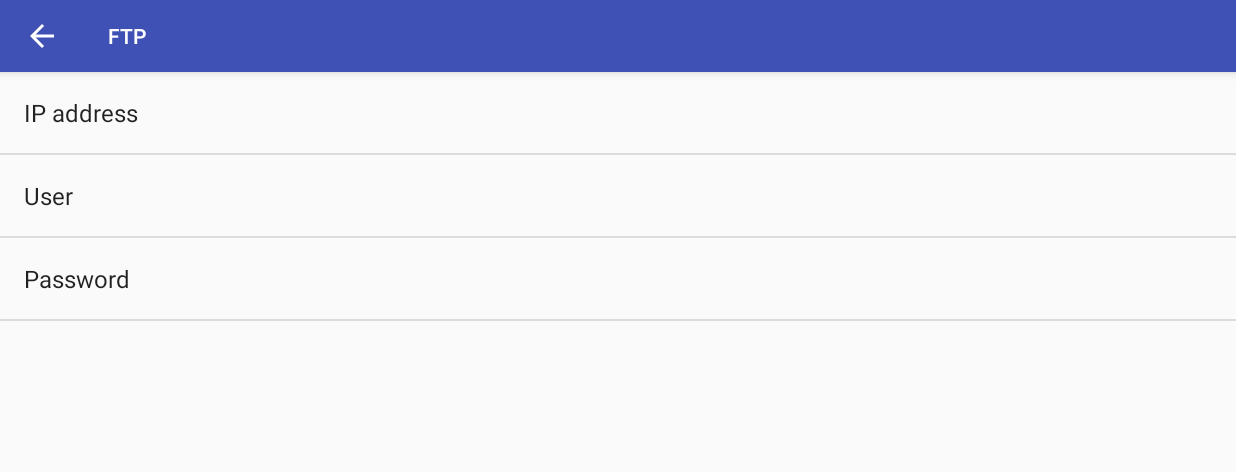
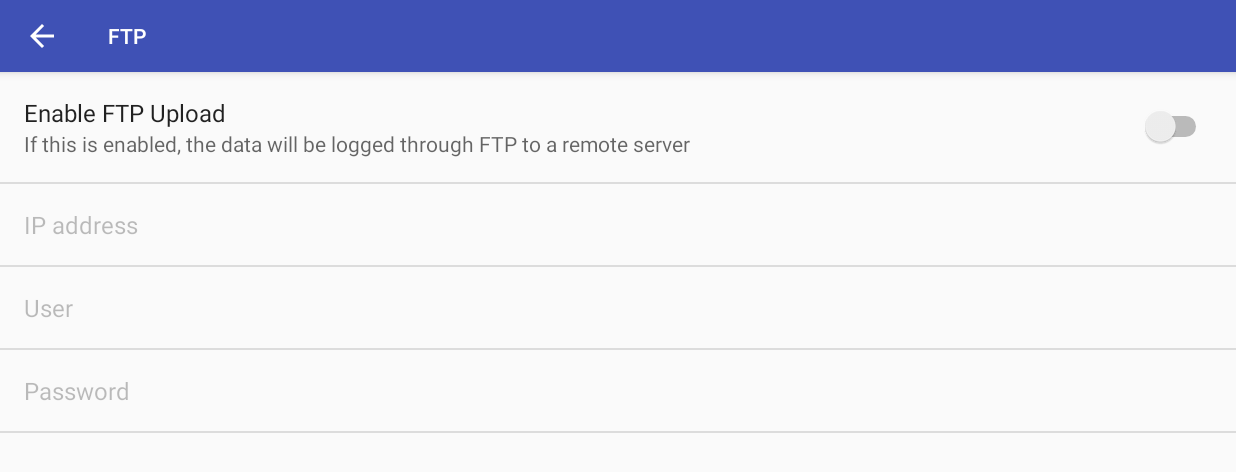
Before and after one commit to francescogabbrielli/sensor-logger, an Android app: the SettingsActivity screen opened directly, with no data from a screen before it, after a tap on "FTP", on a phone screen of 824 x 412 dp (held sideways). Shown: the top 472 px of the screen. Run offline under Robolectric (Android 15) with nearby library versions, the phone set to English and light mode, and no system bars; pictures from the network do not load.

Commit message:
Permissions - implemented better checking - made all optional in preferences

```diff
--- a/app/build.gradle
+++ b/app/build.gradle
@@ -7,8 +7,8 @@ android {
         applicationId "it.francescogabbrielli.apps.sensorlogger"
         minSdkVersion 11
         targetSdkVersion 25
-        versionCode 3
-        versionName "0.2.1"
+        versionCode 5
+        versionName "0.2.3"
         testInstrumentationRunner "android.support.test.runner.AndroidJUnitRunner"
     }
     buildTypes {
--- a/app/src/main/java/it/francescogabbrielli/apps/sensorlogger/SettingsActivity.java
+++ b/app/src/main/java/it/francescogabbrielli/apps/sensorlogger/SettingsActivity.java
@@ -24,6 +24,7 @@ import android.util.Log;
 import android.view.MenuItem;
 
 import java.util.List;
+import java.util.Properties;
 
 /**
  * A {@link PreferenceActivity} that presents a set of application settings. On
@@ -118,6 +119,15 @@ public class SettingsActivity extends AppCompatPreferenceActivity {
      * @see #sBindPreferenceSummaryToValueListener
      */
     private static void bindPreferenceSummaryToValue(Preference preference) {
+
+        String def = defaults.getProperty(preference.getKey());
+
+        // set defaults!
+        if (def!=null)
+            PreferenceManager.getDefaultSharedPreferences(preference.getContext())
+                    .edit().putString(preference.getKey(), def).commit();
+
+
         // Set the listener to watch for value changes.
         preference.setOnPreferenceChangeListener(sBindPreferenceSummaryToValueListener);
 
@@ -126,13 +136,22 @@ public class SettingsActivity extends AppCompatPreferenceActivity {
         sBindPreferenceSummaryToValueListener.onPreferenceChange(preference,
                 PreferenceManager
                         .getDefaultSharedPreferences(preference.getContext())
-                        .getString(preference.getKey(), ""));
+                        .getString(preference.getKey(), def!=null?def:""));
     }
+
+    private static Properties defaults;
 
     @Override
     protected void onCreate(Bundle savedInstanceState) {
         super.onCreate(savedInstanceState);
         setupActionBar();
+        defaults = new Properties();
+        try{
+            defaults.load(getAssets().open("defaults.properties"));
+            Log.d("Settings", "Defaults loaded: "+defaults.toString());
+        } catch (Exception e) {
+            Log.e("Settings", "Error loading defaults", e);
+        }
     }
 
     /**
@@ -164,7 +183,7 @@ public class SettingsActivity extends AppCompatPreferenceActivity {
     }
 
     /**
-     * This method stops fragment injection in malicious applications.
+     * Th-is method stops fragment injection in malicious applications.
      * Make sure to deny any unknown fragments here.
      */
     protected boolean isValidFragment(String fragmentName) {
@@ -224,7 +243,7 @@ public class SettingsActivity extends AppCompatPreferenceActivity {
             PreferenceScreen screen = getPreferenceManager().createPreferenceScreen(getActivity());
             screen.setOrderingAsAdded(true);
 
-            List<Sensor> sensors = Util.getSensors((SensorManager) getActivity().getSystemService(SENSOR_SERVICE));
+            List<Sensor> sensors = Util.getSensors(getActivity());
             for (Sensor s : sensors) {
                 CheckBoxPreference p = new CheckBoxPreference(getActivity());
                 p.setTitle(Util.getSensorName(s));
--- a/app/src/main/res/values/strings.xml
+++ b/app/src/main/res/values/strings.xml
@@ -8,7 +8,9 @@
 
     <!-- Settings -> FTP -->
     <string name="pref_ftp_header">FTP</string>
-    <string name="pref_ftp_title">FTP Server</string>
+
+    <string name="pref_ftp_title">Enable FTP Upload</string>
+    <string name="pref_ftp_description">If this is enabled, the data will be logged through FTP to a remote server</string>
     <string name="pref_ftp_address_title">IP address</string>
     <string name="pref_ftp_user_title">User</string>
     <string name="pref_ftp_pw_title">Password</string>
@@ -69,12 +71,18 @@
     <string name="pref_logging_time_title">Log time</string>
     <string name="pref_logging_time_description">Print time in the first column of the output file</string>
 
+    <string name="pref_logging_timestamp_title">Filename timestamp</string>
+    <string name="pref_logging_timestamp_description">Append timestamp to the output filename (if any)</string>
+
+    <string name="pref_logging_save_title">Save data to a local file</string>
+    <string name="pref_logging_save_description">If this is enabled, the data will be saved in the local filesystem</string>
+
     <!-- Settings -> Sensors -->
     <string name="pref_sensors_header">Sensors</string>
     <string name="pref_sensors_title_sync_frequency">Sync frequency</string>
 
-    <!-- Settings -> Video Capture -->
-    <string name="pref_capture_header">Video Capture</string>
+    <!-- Settings -> Frame Capture -->
+    <string name="pref_capture_header">Frame Capture</string>
 
     <string name="pref_capture_camera_title">Camera</string>
     <string name="pref_capture_camera_description">Capture frames from the main camera present on the device</string>
@@ -82,7 +90,8 @@
     <string name="pref_capture_screen_title">Screen</string>
     <string name="pref_capture_screen_description">Capture device\'s screen</string>
 
+    <string name="pref_capture_sound_title">Play sound</string>
+    <string name="pref_capture_sound_description">Play a shutter-like sound whenever a frame is captured</string>
 
-
-    <string name="pref_title_vibrate">Vibrate</string>
+    <string name="alert_permission_denied">WARNING! Denying the permission will set this preference back to its default</string>
 </resources>
--- a/app/src/main/res/xml/pref_capture.xml
+++ b/app/src/main/res/xml/pref_capture.xml
@@ -15,4 +15,10 @@
         android:title="@string/pref_capture_screen_title"
         android:summary="@string/pref_capture_screen_description"/>
 
+    <SwitchPreference
+        android:key="pref_capture_sound"
+        android:defaultValue="false"
+        android:title="@string/pref_capture_sound_title"
+        android:summary="@string/pref_capture_sound_description"/>
+
 </PreferenceScreen>
--- a/app/src/main/res/xml/pref_ftp.xml
+++ b/app/src/main/res/xml/pref_ftp.xml
@@ -1,20 +1,30 @@
 <?xml version="1.0" encoding="utf-8"?>
 <PreferenceScreen xmlns:android="http://schemas.android.com/apk/res/android">
 
+    <SwitchPreference
+        android:key="pref_ftp"
+        android:title="@string/pref_ftp_title"
+        android:summary="@string/pref_ftp_description"
+        android:defaultValue="false"
+        />
+
     <EditTextPreference
-        android:inputType="number|numberDecimal"
+        android:dependency="pref_ftp"
+        android:key="pref_ftp_address"
+        android:inputType="number"
         android:digits="0123456789."
-        android:key="pref_ftp_address"
         android:title="@string/pref_ftp_address_title"
         />
     <EditTextPreference
+        android:dependency="pref_ftp"
         android:key="pref_ftp_user"
         android:title="@string/pref_ftp_user_title"
         />
     <EditTextPreference
+        android:dependency="pref_ftp"
+        android:key="pref_ftp_pw"
         android:inputType="textPassword"
         android:password="true"
-        android:key="pref_ftp_pw"
         android:title="@string/pref_ftp_pw_title"
         />
 
--- a/app/src/main/res/xml/pref_logging.xml
+++ b/app/src/main/res/xml/pref_logging.xml
@@ -1,7 +1,6 @@
 <PreferenceScreen xmlns:android="http://schemas.android.com/apk/res/android">
 
     <ListPreference
-        android:defaultValue="100"
         android:key="pref_logging_rate"
         android:entries="@array/pref_logging_rate_list_titles"
         android:entryValues="@array/pref_logging_rate_list_values"
@@ -11,7 +10,6 @@
         />
 
     <ListPreference
-        android:defaultValue="1000"
         android:key="pref_logging_update"
         android:entries="@array/pref_logging_update_list_titles"
         android:entryValues="@array/pref_logging_update_list_values"
@@ -21,7 +19,6 @@
         />
 
     <ListPreference
-        android:defaultValue="5000"
         android:key="pref_logging_length"
         android:entries="@array/pref_logging_update_list_titles"
         android:entryValues="@array/pref_logging_update_list_values"
@@ -42,4 +39,18 @@
         android:title="@string/pref_logging_time_title"
         android:summary="@string/pref_logging_time_description"/>
 
+    <CheckBoxPreference
+        android:key="pref_logging_timestamp"
+        android:title="@string/pref_logging_timestamp_title"
+        android:summary="@string/pref_logging_timestamp_description"
+        android:defaultValue="false"
+        />
+
+    <SwitchPreference
+        android:key="pref_logging_save"
+        android:title="@string/pref_logging_save_title"
+        android:summary="@string/pref_logging_save_description"
+        android:defaultValue="false"
+        />
+
 </PreferenceScreen>
```
Also changed, not shown: app/src/main/assets/defaults.properties (added, +8 -0 lines), app/src/main/java/it/francescogabbrielli/apps/sensorlogger/CameraHandlerThread.java (+31 -3 lines), app/src/main/java/it/francescogabbrielli/apps/sensorlogger/FTPUploader.java (+52 -25 lines), app/src/main/java/it/francescogabbrielli/apps/sensorlogger/MainActivity.java (+127 -76 lines), app/src/main/java/it/francescogabbrielli/apps/sensorlogger/RecordingService.java (+24 -5 lines), app/src/main/java/it/francescogabbrielli/apps/sensorlogger/Util.java (+39 -12 lines).
